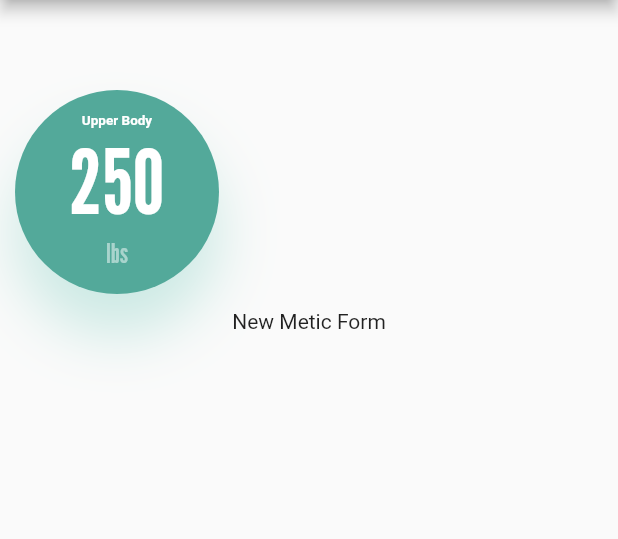
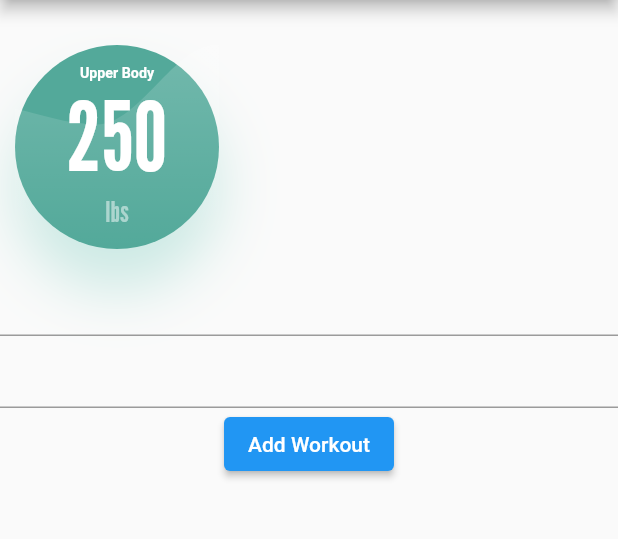
Before and after one commit to kguertin/tonal, a Flutter app: the screen it shows after launch, on a phone screen of 412 x 824 dp, the part 84-623 px from its top. Run offline on Flutter 3.47's test engine with Material 2 defaults, Android fonts, the phone set to English and light mode, and no system bars; our stand-ins replace flutter_svg; Roboto replaces fonts that are missing (Helvetica).

Commit message:
build form to create new item

```diff
--- a/lib/main.dart
+++ b/lib/main.dart
@@ -1,4 +1,5 @@
 import 'package:flutter/material.dart';
+import 'package:tonal_assessment/models/metric_bubble.dart';
 import 'package:tonal_assessment/ui/metric_bubble_display.dart';
 import 'package:tonal_assessment/ui/new_metric_form.dart';
 
@@ -17,7 +18,26 @@ class App extends StatelessWidget {
   }
 }
 
-class Main extends StatelessWidget {
+class Main extends StatefulWidget {
+  @override
+  State<Main> createState() => _MainState();
+}
+
+class _MainState extends State<Main> {
+  final List<MetricBubble> metric_bubbles = [MetricBubble(label: "Upper Body", weight: 250)];
+
+  void addMetricBubble(String label, String weight) {
+    setState(() {
+      metric_bubbles.add(
+        MetricBubble(
+          label: label,
+          weight: int.parse(weight),
+        ),
+      );
+    });
+    return;
+  }
+
   @override
   Widget build(BuildContext context) {
     return Scaffold(
@@ -25,14 +45,20 @@ class Main extends StatelessWidget {
         title: const Text('Tonal Assessment'),
       ),
       body: Container(
-        child: Column(
-          children: [
-            SizedBox(
-              height: 50,
-            ),
-            MetricBubbleDisplay(),
-            NewMetricForm(),
-          ],
+        child: SingleChildScrollView(
+          child: Column(
+            children: [
+              const SizedBox(
+                height: 20,
+              ),
+              MetricBubbleDisplay(
+                metricBubbles: metric_bubbles,
+              ),
+              NewMetricForm(
+                addMetricBubble: addMetricBubble,
+              ),
+            ],
+          ),
         ),
       ),
     );
--- a/lib/ui/metric_bubble.dart
+++ b/lib/ui/metric_bubble.dart
@@ -1,6 +1,7 @@
 import 'package:flutter/material.dart';
 import 'package:tonal_assessment/models/metric_bubble.dart';
 import 'package:tonal_assessment/styles.dart';
+import 'package:flutter_svg/flutter_svg.dart';
 
 class MetricBubbleItem extends StatelessWidget {
   final MetricBubble metric;
@@ -14,10 +15,26 @@ class MetricBubbleItem extends StatelessWidget {
     final widgetDiameter =
         isMobileDevice ? bubbleDiameter.toDouble() / 2 : bubbleDiameter.toDouble();
 
-    return Container(
+    return Stack(
+      children: [
+        Container(
           height: widgetDiameter,
           width: widgetDiameter,
           decoration: bubbleBoxDecoration,
+        ),
+        Container(
+          height: widgetDiameter,
+          width: widgetDiameter,
+          decoration: BoxDecoration(shape: bubbleBoxDecoration.shape),
+          child: SvgPicture.asset(
+            "assets/images/graph.svg",
+            fit: BoxFit.cover,
+          ),
+        ),
+        Container(
+          height: widgetDiameter,
+          width: widgetDiameter,
+          decoration: BoxDecoration(shape: bubbleBoxDecoration.shape),
           child: Column(
             mainAxisAlignment: MainAxisAlignment.center,
             crossAxisAlignment: CrossAxisAlignment.center,
@@ -25,30 +42,33 @@ class MetricBubbleItem extends StatelessWidget {
               Text(
                 metric.label,
                 style: TextStyle(
-              fontFamily: 'Helvetica',
-              fontWeight: FontWeight.bold,
-              fontSize: isMobileDevice ? 9 : 19,
-              color: Colors.white,
+                  fontFamily: labelTextStyle.fontFamily,
+                  fontWeight: labelTextStyle.fontWeight,
+                  fontSize: isMobileDevice ? labelTextStyle.fontSize! / 2 : labelTextStyle.fontSize,
+                  color: labelTextStyle.color,
                 ),
               ),
               Text(
                 "${metric.weight}",
                 style: TextStyle(
-              fontFamily: 'League Gothic',
-              fontSize: isMobileDevice ? 60 : 127,
-              color: Colors.white,
+                  fontFamily: weightTextStyle.fontFamily,
+                  fontSize:
+                      isMobileDevice ? weightTextStyle.fontSize! / 2 : weightTextStyle.fontSize,
+                  color: weightTextStyle.color,
                 ),
               ),
               Text(
                 metric.unit,
                 style: TextStyle(
-              fontFamily: 'League Gothic',
-              fontSize: isMobileDevice ? 18 : 38,
-              color: Color(0x80ffffff),
+                  fontFamily: unitTextStyle.fontFamily,
+                  fontSize: isMobileDevice ? unitTextStyle.fontSize! / 2 : unitTextStyle.fontSize,
+                  color: unitTextStyle.color,
                 ),
               )
             ],
           ),
+        )
+      ],
     );
   }
 }
--- a/lib/ui/metric_bubble_display.dart
+++ b/lib/ui/metric_bubble_display.dart
@@ -3,16 +3,15 @@ import 'package:tonal_assessment/models/metric_bubble.dart';
 import 'package:tonal_assessment/ui/metric_bubble.dart';
 
 class MetricBubbleDisplay extends StatelessWidget {
-  MetricBubbleDisplay({Key? key}) : super(key: key);
-
-  final List<MetricBubble> metric_bubbles = [MetricBubble(label: "Upper Body", weight: 250)];
+  final List<MetricBubble> metricBubbles;
+  MetricBubbleDisplay({Key? key, required this.metricBubbles}) : super(key: key);
 
   @override
   Widget build(BuildContext context) {
     return Container(
       padding: const EdgeInsets.all(10.0),
       child: Row(
-        children: metric_bubbles.map((metric) => MetricBubbleItem(metric: metric)).toList(),
+        children: metricBubbles.map((metric) => MetricBubbleItem(metric: metric)).toList(),
       ),
     );
   }
--- a/lib/ui/new_metric_form.dart
+++ b/lib/ui/new_metric_form.dart
@@ -1,12 +1,31 @@
 import 'package:flutter/material.dart';
+import 'package:flutter/services.dart';
 
 class NewMetricForm extends StatelessWidget {
-  const NewMetricForm({Key? key}) : super(key: key);
+  final Function addMetricBubble;
+
+  const NewMetricForm({Key? key, required this.addMetricBubble}) : super(key: key);
 
   @override
   Widget build(BuildContext context) {
+    final labelInputController = TextEditingController();
+    final weightInputController = TextEditingController();
+
     return Container(
-      child: const Text("New Metic Form"),
-    );
+        child: Column(
+      children: [
+        TextFormField(
+          controller: labelInputController,
+        ),
+        TextFormField(
+          controller: weightInputController,
+          keyboardType: TextInputType.number,
+        ),
+        ElevatedButton(
+          onPressed: () => addMetricBubble(labelInputController.text, weightInputController.text),
+          child: const Text("Add Workout"),
+        )
+      ],
+    ));
   }
 }
--- a/pubspec.yaml
+++ b/pubspec.yaml
@@ -33,6 +33,7 @@ dependencies:
   # The following adds the Cupertino Icons font to your application.
   # Use with the CupertinoIcons class for iOS style icons.
   cupertino_icons: ^1.0.2
+  flutter_svg: ^0.23.0+1
 
 dev_dependencies:
   flutter_test:
@@ -56,9 +57,8 @@ flutter:
   uses-material-design: true
 
   # To add assets to your application, add an assets section, like this:
-  # assets:
-  #   - images/a_dot_burr.jpeg
-  #   - images/a_dot_ham.jpeg
+  assets:
+    - assets/images/graph.svg
 
   # An image asset can refer to one or more resolution-specific "variants", see
   # https://flutter.dev/assets-and-images/#resolution-aware.
```
Also changed, not shown: assets/images/graph.svg (added), pubspec.lock. Lines whose indentation alone changed are shown as unchanged.
